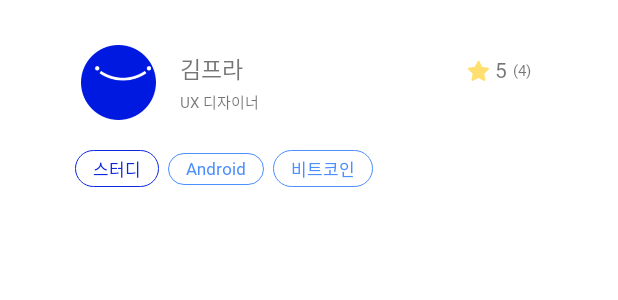
After one commit to INFRAcp/INFRA-Android, an Android app: the layout item_category_find_team_recyclerview.xml on its own in the app's theme, with its tools: preview values and no code run, on a phone screen of 412 x 824 dp. The commit adds this screen. Shown: the top 300 px of the screen. Run offline under Robolectric (Android 15) with nearby library versions, the phone set to English and light mode, and no system bars.

Commit message:
[style] #28 Category Team Member View

```diff
--- /dev/null
+++ b/app/src/main/res/drawable/hash_tag_main_keyword_background.xml
@@ -0,0 +1,11 @@
+<?xml version="1.0" encoding="utf-8"?>
+<shape xmlns:android="http://schemas.android.com/apk/res/android"
+    android:shape="rectangle" >
+    <solid android:color="@color/white" />
+    <corners
+        android:radius="28dp" />
+    <stroke
+        android:width="0.8dp"
+        android:color="@color/infra_blue_c"
+        />
+</shape>
--- /dev/null
+++ b/app/src/main/res/drawable/hash_tag_sub_keyword_background.xml
@@ -0,0 +1,11 @@
+<?xml version="1.0" encoding="utf-8"?>
+<shape xmlns:android="http://schemas.android.com/apk/res/android"
+    android:shape="rectangle" >
+    <solid android:color="@color/white" />
+    <corners
+        android:radius="28dp" />
+    <stroke
+        android:width="0.8dp"
+        android:color="@color/infra_skyblue_a"
+        />
+</shape>
--- /dev/null
+++ b/app/src/main/res/drawable/ic_yellow_star.xml
@@ -0,0 +1,9 @@
+<vector xmlns:android="http://schemas.android.com/apk/res/android"
+    android:width="14dp"
+    android:height="14dp"
+    android:viewportWidth="14"
+    android:viewportHeight="14">
+  <path
+      android:pathData="M13.9765,5.6251C13.9324,5.4972 13.8521,5.3849 13.7454,5.3017C13.6387,5.2186 13.5101,5.1682 13.3753,5.1567L9.3977,4.5765L7.6152,0.9624C7.5579,0.8442 7.4686,0.7445 7.3573,0.6748C7.246,0.605 7.1174,0.5681 6.986,0.5681C6.8547,0.5681 6.726,0.605 6.6148,0.6748C6.5035,0.7445 6.4141,0.8442 6.3569,0.9624L4.5743,4.5695L0.5967,5.1567C0.4674,5.1751 0.3457,5.2294 0.2456,5.3134C0.1455,5.3974 0.071,5.5078 0.0305,5.632C-0.0066,5.7534 -0.0099,5.8827 0.0209,6.0058C0.0517,6.129 0.1154,6.2414 0.2053,6.3311L3.0923,9.1273L2.3933,13.0979C2.3683,13.2289 2.3814,13.3644 2.4309,13.4883C2.4805,13.6121 2.5645,13.7192 2.6729,13.7969C2.7786,13.8725 2.9033,13.9171 3.0329,13.9258C3.1626,13.9344 3.2921,13.9067 3.4069,13.8459L6.986,11.9794L10.5512,13.8529C10.6493,13.9082 10.7601,13.9371 10.8727,13.9367C11.0208,13.9373 11.1652,13.8908 11.2852,13.8039C11.3936,13.7262 11.4776,13.6191 11.5271,13.4953C11.5767,13.3714 11.5898,13.2359 11.5648,13.1049L10.8658,9.1343L13.7528,6.3381C13.8538,6.2526 13.9284,6.1402 13.9679,6.014C14.0075,5.8878 14.0105,5.7529 13.9765,5.6251Z"
+      android:fillColor="#FFDF6F"/>
+</vector>
--- a/app/src/main/res/layout/fragment_category_idea.xml
+++ b/app/src/main/res/layout/fragment_category_idea.xml
@@ -24,7 +24,7 @@
                 android:layout_width="match_parent"
                 android:layout_height="wrap_content"
                 android:background="@drawable/rounded_edittext"
-                android:hint="키워드를 입력해보세요. 예시) 어플, 봉사, 스터디"
+                android:hint="@string/category_search_hint"
                 android:fontFamily="@font/noto_sans_kr_bold"
                 android:inputType="phone"
                 android:textSize="11dp"
--- /dev/null
+++ b/app/src/main/res/layout/item_category_find_team_recyclerview.xml
@@ -0,0 +1,137 @@
+<?xml version="1.0" encoding="utf-8"?>
+<androidx.constraintlayout.widget.ConstraintLayout xmlns:android="http://schemas.android.com/apk/res/android"
+    xmlns:app="http://schemas.android.com/apk/res-auto"
+    android:id="@+id/find_team_item_constraint_layout"
+    android:layout_width="match_parent"
+    android:layout_height="wrap_content"
+    android:background="@drawable/idea_list_constraint_layout_background"
+    android:layout_marginHorizontal="30dp"
+    android:layout_marginVertical="10dp">
+
+    <ImageView
+        android:id="@+id/find_team_item_image_view"
+        android:layout_width="50dp"
+        android:layout_height="50dp"
+        android:src="@drawable/other_user_photo"
+        app:layout_constraintTop_toTopOf="parent"
+        app:layout_constraintLeft_toLeftOf="parent"
+        android:layout_marginTop="20dp"
+        android:layout_marginLeft="24dp"/>
+
+    <TextView
+        android:id="@+id/find_team_item_name_text_view"
+        android:layout_width="wrap_content"
+        android:layout_height="wrap_content"
+        app:layout_constraintLeft_toRightOf="@id/find_team_item_image_view"
+        app:layout_constraintTop_toTopOf="parent"
+        android:text="김프라"
+        android:fontFamily="@font/noto_sans_kr_bold"
+        android:textSize="15sp"
+        android:layout_marginTop="24dp"
+        android:layout_marginLeft="16dp"
+        android:includeFontPadding="false"/>
+
+    <TextView
+        android:id="@+id/find_team_item_major_text_view"
+        android:layout_width="wrap_content"
+        android:layout_height="wrap_content"
+        app:layout_constraintLeft_toRightOf="@id/find_team_item_image_view"
+        app:layout_constraintTop_toBottomOf="@id/find_team_item_name_text_view"
+        android:text="UX 디자이너"
+        android:textSize="10sp"
+        android:fontFamily="@font/noto_sans_kr_bold"
+        android:includeFontPadding="false"
+        android:layout_marginLeft="16dp"
+        android:layout_marginTop="4dp"/>
+
+    <ImageView
+        android:id="@+id/find_team_star_image_view"
+        android:layout_width="wrap_content"
+        android:layout_height="wrap_content"
+        android:src="@drawable/ic_yellow_star"
+        app:layout_constraintTop_toTopOf="parent"
+        app:layout_constraintRight_toRightOf="parent"
+        android:layout_marginTop="30dp"
+        android:layout_marginRight="56dp"/>
+
+    <TextView
+        android:id="@+id/find_team_rate_text_view"
+        android:layout_width="wrap_content"
+        android:layout_height="wrap_content"
+        android:text="5"
+        app:layout_constraintLeft_toRightOf="@id/find_team_star_image_view"
+        app:layout_constraintTop_toTopOf="@id/find_team_star_image_view"
+        app:layout_constraintBottom_toBottomOf="@id/find_team_star_image_view"
+        android:layout_marginLeft="4dp"
+        android:fontFamily="@font/noto_sans_kr_regular"
+        android:includeFontPadding="false"
+        android:textSize="14sp"/>
+
+    <TextView
+        android:id="@+id/find_team_rate_population_text_view"
+        android:layout_width="wrap_content"
+        android:layout_height="wrap_content"
+        app:layout_constraintLeft_toRightOf="@id/find_team_rate_text_view"
+        app:layout_constraintBottom_toBottomOf="@id/find_team_rate_text_view"
+        app:layout_constraintTop_toTopOf="@id/find_team_rate_text_view"
+        android:text="(4)"
+        android:textSize="10sp"
+        android:fontFamily="@font/noto_sans_kr_regular"
+        android:includeFontPadding="false"
+        android:layout_marginLeft="4dp"/>
+
+    <TextView
+        android:id="@+id/hash_tag_study"
+        android:layout_width="wrap_content"
+        android:layout_height="wrap_content"
+        android:text="스터디"
+        android:background="@drawable/hash_tag_main_keyword_background"
+        app:layout_constraintTop_toBottomOf="@id/find_team_item_image_view"
+        app:layout_constraintLeft_toLeftOf="parent"
+        app:layout_constraintBottom_toBottomOf="parent"
+        android:layout_marginLeft="20dp"
+        android:layout_marginTop="20dp"
+        android:layout_marginBottom="20dp"
+        android:paddingVertical="4dp"
+        android:paddingHorizontal="12dp"
+        android:textSize="11sp"
+        android:fontFamily="@font/noto_sans_kr_thin"
+        android:textColor="@color/infra_blue_c"
+        android:includeFontPadding="false"/>
+
+    <TextView
+        android:id="@+id/hash_tag_android"
+        android:layout_width="wrap_content"
+        android:layout_height="wrap_content"
+        android:text="Android"
+        android:background="@drawable/hash_tag_sub_keyword_background"
+        app:layout_constraintTop_toTopOf="@id/hash_tag_study"
+        app:layout_constraintLeft_toRightOf="@+id/hash_tag_study"
+        app:layout_constraintBottom_toBottomOf="@id/hash_tag_study"
+        android:layout_marginLeft="6dp"
+        android:paddingVertical="4dp"
+        android:paddingHorizontal="12dp"
+        android:textSize="11sp"
+        android:fontFamily="@font/noto_sans_kr_thin"
+        android:textColor="@color/infra_skyblue_a"
+        android:includeFontPadding="false"/>
+
+    <TextView
+        android:id="@+id/hash_tag_bitcoin"
+        android:layout_width="wrap_content"
+        android:layout_height="wrap_content"
+        android:text="비트코인"
+        android:background="@drawable/hash_tag_sub_keyword_background"
+        app:layout_constraintTop_toTopOf="@id/hash_tag_android"
+        app:layout_constraintLeft_toRightOf="@+id/hash_tag_android"
+        app:layout_constraintBottom_toBottomOf="@id/hash_tag_android"
+        android:layout_marginLeft="6dp"
+        android:paddingVertical="4dp"
+        android:paddingHorizontal="12dp"
+        android:textSize="11sp"
+        android:fontFamily="@font/noto_sans_kr_thin"
+        android:textColor="@color/infra_skyblue_a"
+        android:includeFontPadding="false"/>
+
+
+</androidx.constraintlayout.widget.ConstraintLayout>
--- a/app/src/main/res/values/strings.xml
+++ b/app/src/main/res/values/strings.xml
@@ -7,4 +7,5 @@
     <string name="home_self_development">자기개발이 목적이라면?</string>
     <string name="category_my_idea_description">내 아이디어 수정, 신청현황,\n 팀원 관리를 해보세요!</string>
     <string name="category_look_my_idea_list">내 아이디어 목록 보기 ></string>
+    <string name="category_search_hint">키워드를 입력해보세요. 예시) 어플, 봉사, 스터디</string>
 </resources>
```
Also changed, not shown: app/src/main/java/com/example/infraandroid/category/CategoryFindTeamMemberAdapter.kt (added, +34 -0 lines), app/src/main/java/com/example/infraandroid/category/CategoryFindTeamMemberInfo.kt (added, +9 -0 lines), app/src/main/java/com/example/infraandroid/category/CategoryTeamFragment.kt (+18 -1 lines), app/src/main/res/drawable/ic_find_team.xml (added, +9 -0 lines), app/src/main/res/layout/fragment_category_team.xml (+81 -9 lines), 1 other file.
